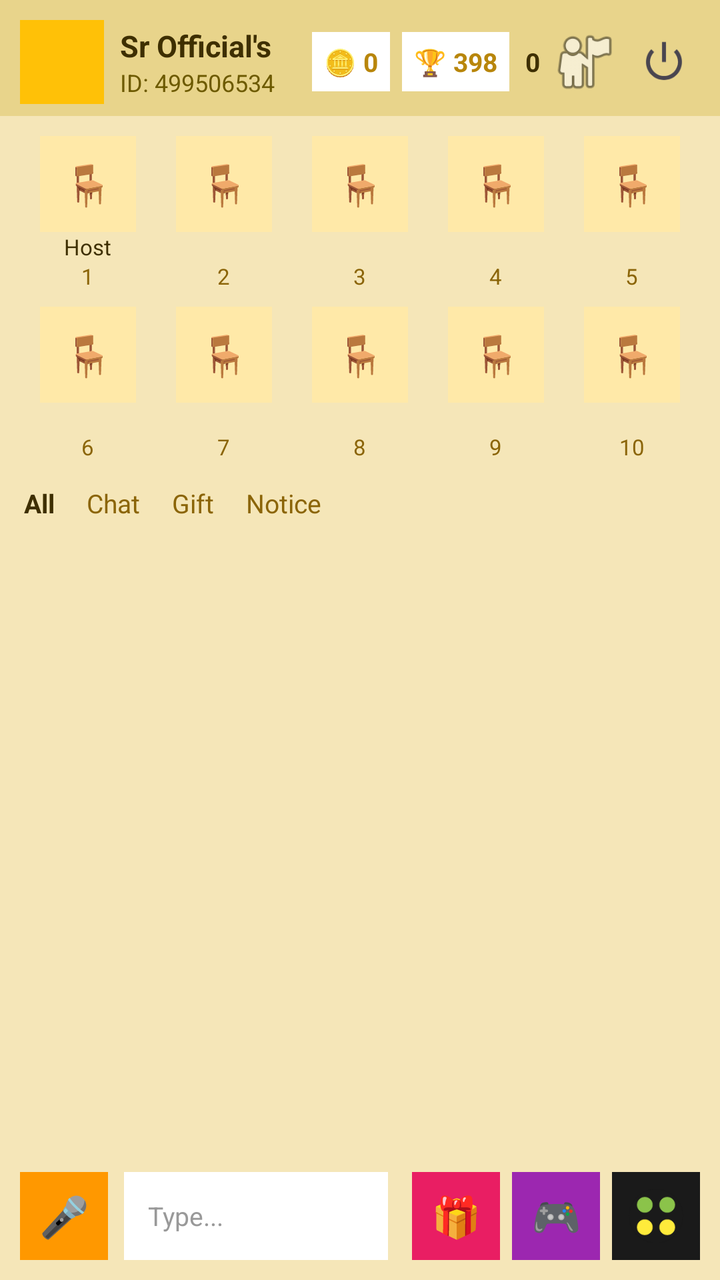
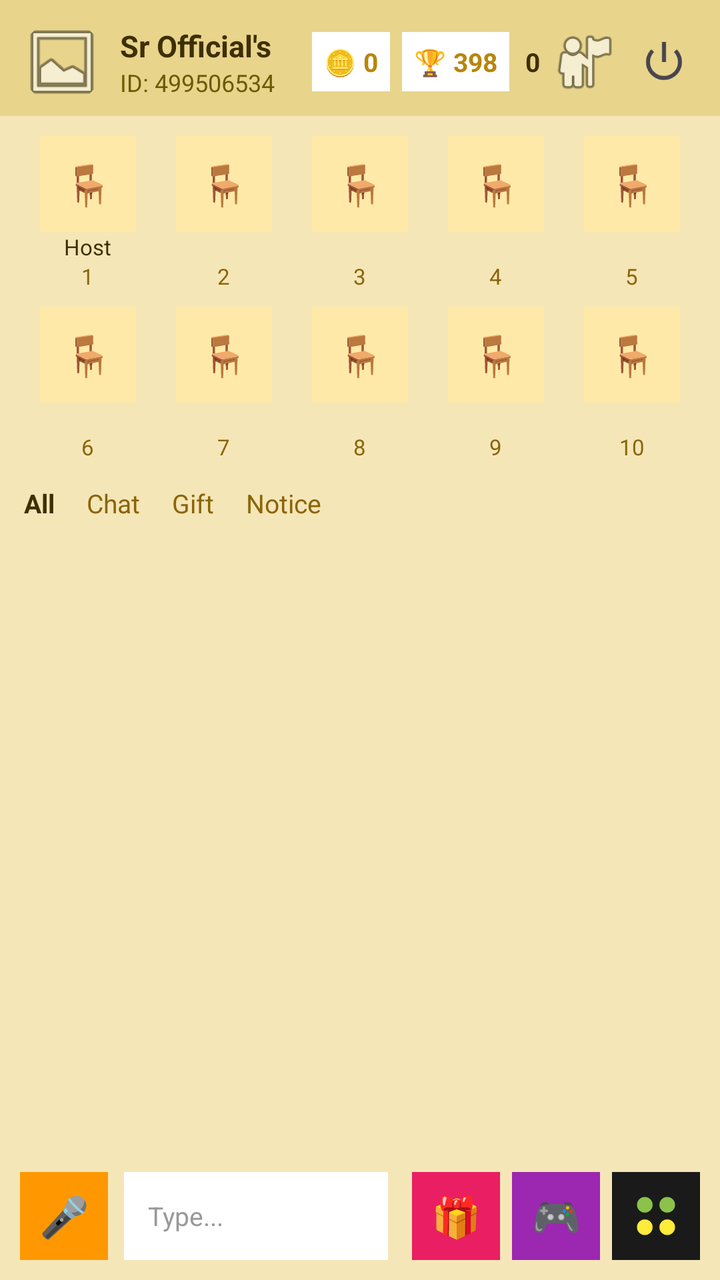

Before-and-after screenshots of an Android layout around one commit, followed by the original layout XML and the change that was made.
<!-- AndroidManifest.xml: activity theme Theme.SRVoiceChat -->
<!-- res/layout/activity_voice_room.xml -->
<?xml version="1.0" encoding="utf-8"?>
<LinearLayout xmlns:android="http://schemas.android.com/apk/res/android"
    android:layout_width="match_parent"
    android:layout_height="match_parent"
    android:orientation="vertical"
    android:background="#F5E6B8">

    <LinearLayout
        android:layout_width="match_parent"
        android:layout_height="wrap_content"
        android:orientation="horizontal"
        android:gravity="center_vertical"
        android:paddingStart="10dp" android:paddingEnd="10dp"
        android:paddingTop="10dp" android:paddingBottom="6dp"
        android:background="#E8D48B">

        <ImageView android:id="@+id/roomHeaderProfileImg"
            android:layout_width="42dp" android:layout_height="42dp"
            android:scaleType="centerCrop" android:background="#FFC107" />

        <LinearLayout android:layout_width="0dp" android:layout_height="wrap_content" android:layout_weight="1" android:orientation="vertical" android:paddingStart="8dp">
            <TextView android:id="@+id/roomTitleText" android:layout_width="wrap_content" android:layout_height="wrap_content" android:text="Sr Official's Room" android:textColor="#3E2F00" android:textSize="15sp" android:textStyle="bold" android:maxLines="1" />
            <TextView android:id="@+id/roomInfoText" android:layout_width="wrap_content" android:layout_height="wrap_content" android:text="ID: 499506534" android:textColor="#6D5A00" android:textSize="12sp" />
        </LinearLayout>

        <LinearLayout android:layout_width="wrap_content" android:layout_height="wrap_content" android:orientation="horizontal" android:gravity="center_vertical" android:padding="6dp" android:background="#FFFFFF">
            <TextView android:id="@+id/textRoomCoins" android:layout_width="wrap_content" android:layout_height="wrap_content" android:text="🪙 0" android:textColor="#B8860B" android:textSize="13sp" android:textStyle="bold" />
        </LinearLayout>

        <LinearLayout android:id="@+id/btnInRoomRanking" android:layout_width="wrap_content" android:layout_height="wrap_content" android:orientation="horizontal" android:gravity="center_vertical" android:padding="6dp" android:layout_marginStart="6dp" android:background="#FFFFFF">
            <TextView android:layout_width="wrap_content" android:layout_height="wrap_content" android:text="🏆 398" android:textColor="#B8860B" android:textSize="13sp" android:textStyle="bold" />
        </LinearLayout>

        <TextView android:id="@+id/textOnlineCount" android:layout_width="wrap_content" android:layout_height="wrap_content" android:text="0" android:textColor="#3E2F00" android:textSize="13sp" android:textStyle="bold" android:paddingStart="8dp" />
        <ImageView android:id="@+id/btnOnlineList" android:layout_width="36dp" android:layout_height="36dp" android:layout_marginStart="4dp" android:src="@android:drawable/ic_menu_myplaces" />
        <ImageButton android:id="@+id/btnPower" android:layout_width="36dp" android:layout_height="36dp" android:layout_marginStart="4dp" android:background="@android:color/transparent" android:src="@android:drawable/ic_lock_power_off" />
    </LinearLayout>

    <LinearLayout android:layout_width="match_parent" android:layout_height="wrap_content" android:orientation="vertical" android:paddingStart="10dp" android:paddingEnd="10dp" android:paddingTop="6dp" android:background="#F5E6B8">
        <LinearLayout android:layout_width="match_parent" android:layout_height="wrap_content" android:orientation="horizontal" android:gravity="center" android:weightSum="5">
            <LinearLayout android:id="@+id/seat_0" android:layout_width="0dp" android:layout_height="wrap_content" android:layout_weight="1" android:orientation="vertical" android:gravity="center" android:padding="4dp"><TextView android:id="@+id/seatImg_0" android:layout_width="48dp" android:layout_height="48dp" android:gravity="center" android:text="🪑" android:textSize="20sp" android:background="#FFE9A8" /><TextView android:layout_width="wrap_content" android:layout_height="wrap_content" android:text="Host" android:textColor="#3E2F00" android:textSize="11sp" android:maxLines="1" /><TextView android:layout_width="wrap_content" android:layout_height="wrap_content" android:text="1" android:textColor="#8B6508" android:textSize="11sp" /></LinearLayout>
            <LinearLayout android:id="@+id/seat_1" android:layout_width="0dp" android:layout_height="wrap_content" android:layout_weight="1" android:orientation="vertical" android:gravity="center" android:padding="4dp"><TextView android:id="@+id/seatImg_1" android:layout_width="48dp" android:layout_height="48dp" android:gravity="center" android:text="🪑" android:textSize="20sp" android:background="#FFE9A8" /><TextView android:layout_width="wrap_content" android:layout_height="wrap_content" android:text="" android:textColor="#3E2F00" android:textSize="11sp" android:maxLines="1" /><TextView android:layout_width="wrap_content" android:layout_height="wrap_content" android:text="2" android:textColor="#8B6508" android:textSize="11sp" /></LinearLayout>
            <LinearLayout android:id="@+id/seat_2" android:layout_width="0dp" android:layout_height="wrap_content" android:layout_weight="1" android:orientation="vertical" android:gravity="center" android:padding="4dp"><TextView android:id="@+id/seatImg_2" android:layout_width="48dp" android:layout_height="48dp" android:gravity="center" android:text="🪑" android:textSize="20sp" android:background="#FFE9A8" /><TextView android:layout_width="wrap_content" android:layout_height="wrap_content" android:text="" android:textColor="#3E2F00" android:textSize="11sp" android:maxLines="1" /><TextView android:layout_width="wrap_content" android:layout_height="wrap_content" android:text="3" android:textColor="#8B6508" android:textSize="11sp" /></LinearLayout>
            <LinearLayout android:id="@+id/seat_3" android:layout_width="0dp" android:layout_height="wrap_content" android:layout_weight="1" android:orientation="vertical" android:gravity="center" android:padding="4dp"><TextView android:id="@+id/seatImg_3" android:layout_width="48dp" android:layout_height="48dp" android:gravity="center" android:text="🪑" android:textSize="20sp" android:background="#FFE9A8" /><TextView android:layout_width="wrap_content" android:layout_height="wrap_content" android:text="" android:textColor="#3E2F00" android:textSize="11sp" android:maxLines="1" /><TextView android:layout_width="wrap_content" android:layout_height="wrap_content" android:text="4" android:textColor="#8B6508" android:textSize="11sp" /></LinearLayout>
            <LinearLayout android:id="@+id/seat_4" android:layout_width="0dp" android:layout_height="wrap_content" android:layout_weight="1" android:orientation="vertical" android:gravity="center" android:padding="4dp"><TextView android:id="@+id/seatImg_4" android:layout_width="48dp" android:layout_height="48dp" android:gravity="center" android:text="🪑" android:textSize="20sp" android:background="#FFE9A8" /><TextView android:layout_width="wrap_content" android:layout_height="wrap_content" android:text="" android:textColor="#3E2F00" android:textSize="11sp" android:maxLines="1" /><TextView android:layout_width="wrap_content" android:layout_height="wrap_content" android:text="5" android:textColor="#8B6508" android:textSize="11sp" /></LinearLayout>
        </LinearLayout>
        <LinearLayout android:layout_width="match_parent" android:layout_height="wrap_content" android:orientation="horizontal" android:gravity="center" android:weightSum="5">
            <LinearLayout android:id="@+id/seat_5" android:layout_width="0dp" android:layout_height="wrap_content" android:layout_weight="1" android:orientation="vertical" android:gravity="center" android:padding="4dp"><TextView android:id="@+id/seatImg_5" android:layout_width="48dp" android:layout_height="48dp" android:gravity="center" android:text="🪑" android:textSize="20sp" android:background="#FFE9A8" /><TextView android:layout_width="wrap_content" android:layout_height="wrap_content" android:text="" android:textColor="#3E2F00" android:textSize="11sp" android:maxLines="1" /><TextView android:layout_width="wrap_content" android:layout_height="wrap_content" android:text="6" android:textColor="#8B6508" android:textSize="11sp" /></LinearLayout>
            <LinearLayout android:id="@+id/seat_6" android:layout_width="0dp" android:layout_height="wrap_content" android:layout_weight="1" android:orientation="vertical" android:gravity="center" android:padding="4dp"><TextView android:id="@+id/seatImg_6" android:layout_width="48dp" android:layout_height="48dp" android:gravity="center" android:text="🪑" android:textSize="20sp" android:background="#FFE9A8" /><TextView android:layout_width="wrap_content" android:layout_height="wrap_content" android:text="" android:textColor="#3E2F00" android:textSize="11sp" android:maxLines="1" /><TextView android:layout_width="wrap_content" android:layout_height="wrap_content" android:text="7" android:textColor="#8B6508" android:textSize="11sp" /></LinearLayout>
            <LinearLayout android:id="@+id/seat_7" android:layout_width="0dp" android:layout_height="wrap_content" android:layout_weight="1" android:orientation="vertical" android:gravity="center" android:padding="4dp"><TextView android:id="@+id/seatImg_7" android:layout_width="48dp" android:layout_height="48dp" android:gravity="center" android:text="🪑" android:textSize="20sp" android:background="#FFE9A8" /><TextView android:layout_width="wrap_content" android:layout_height="wrap_content" android:text="" android:textColor="#3E2F00" android:textSize="11sp" android:maxLines="1" /><TextView android:layout_width="wrap_content" android:layout_height="wrap_content" android:text="8" android:textColor="#8B6508" android:textSize="11sp" /></LinearLayout>
            <LinearLayout android:id="@+id/seat_8" android:layout_width="0dp" android:layout_height="wrap_content" android:layout_weight="1" android:orientation="vertical" android:gravity="center" android:padding="4dp"><TextView android:id="@+id/seatImg_8" android:layout_width="48dp" android:layout_height="48dp" android:gravity="center" android:text="🪑" android:textSize="20sp" android:background="#FFE9A8" /><TextView android:layout_width="wrap_content" android:layout_height="wrap_content" android:text="" android:textColor="#3E2F00" android:textSize="11sp" android:maxLines="1" /><TextView android:layout_width="wrap_content" android:layout_height="wrap_content" android:text="9" android:textColor="#8B6508" android:textSize="11sp" /></LinearLayout>
            <LinearLayout android:id="@+id/seat_9" android:layout_width="0dp" android:layout_height="wrap_content" android:layout_weight="1" android:orientation="vertical" android:gravity="center" android:padding="4dp"><TextView android:id="@+id/seatImg_9" android:layout_width="48dp" android:layout_height="48dp" android:gravity="center" android:text="🪑" android:textSize="20sp" android:background="#FFE9A8" /><TextView android:layout_width="wrap_content" android:layout_height="wrap_content" android:text="" android:textColor="#3E2F00" android:textSize="11sp" android:maxLines="1" /><TextView android:layout_width="wrap_content" android:layout_height="wrap_content" android:text="10" android:textColor="#8B6508" android:textSize="11sp" /></LinearLayout>
        </LinearLayout>
    </LinearLayout>

    <TextView android:id="@+id/roomNoticeBarText" android:layout_width="match_parent" android:layout_height="wrap_content" android:paddingStart="12dp" android:paddingEnd="12dp" android:paddingTop="4dp" android:paddingBottom="4dp" android:background="#FFF8DC" android:text="" android:textColor="#8B6508" android:textSize="13sp" android:visibility="gone" />

    <LinearLayout android:layout_width="match_parent" android:layout_height="wrap_content" android:orientation="horizontal" android:paddingStart="12dp" android:paddingTop="8dp" android:background="#F5E6B8">
        <TextView android:id="@+id/tabAll" android:layout_width="wrap_content" android:layout_height="wrap_content" android:text="All" android:textColor="#3E2F00" android:textSize="13sp" android:textStyle="bold" android:paddingEnd="16dp" />
        <TextView android:id="@+id/tabChat" android:layout_width="wrap_content" android:layout_height="wrap_content" android:text="Chat" android:textColor="#8B6508" android:textSize="13sp" android:paddingEnd="16dp" />
        <TextView android:id="@+id/tabGift" android:layout_width="wrap_content" android:layout_height="wrap_content" android:text="Gift" android:textColor="#8B6508" android:textSize="13sp" android:paddingEnd="16dp" />
        <TextView android:id="@+id/tabNotice" android:layout_width="wrap_content" android:layout_height="wrap_content" android:text="Notice" android:textColor="#8B6508" android:textSize="13sp" />
    </LinearLayout>

    <ScrollView android:id="@+id/chatScrollView" android:layout_width="match_parent" android:layout_height="0dp" android:layout_weight="1" android:padding="12dp" android:background="#F5E6B8">
        <LinearLayout android:id="@+id/chatListContainer" android:layout_width="match_parent" android:layout_height="wrap_content" android:orientation="vertical">
            <TextView android:id="@+id/textChatEmpty" android:layout_width="wrap_content" android:layout_height="wrap_content" android:text="" android:textColor="#8B6508" android:textSize="13sp" />
        </LinearLayout>
    </ScrollView>

    <LinearLayout android:id="@+id/chatPopupBar"
        android:layout_width="match_parent"
        android:layout_height="wrap_content"
        android:orientation="horizontal"
        android:gravity="center_vertical"
        android:background="#FFFFFF"
        android:paddingStart="10dp" android:paddingEnd="10dp"
        android:paddingTop="6dp" android:paddingBottom="6dp"
        android:visibility="gone">
        <TextView android:id="@+id/btnEmoji" android:layout_width="32dp" android:layout_height="32dp" android:gravity="center" android:text="😊" android:textSize="16sp" />
        <TextView android:id="@+id/btnGallery" android:layout_width="32dp" android:layout_height="32dp" android:layout_marginStart="2dp" android:gravity="center" android:text="🖼️" android:textSize="16sp" />
        <TextView android:id="@+id/btnCamera" android:layout_width="32dp" android:layout_height="32dp" android:layout_marginStart="2dp" android:gravity="center" android:text="📷" android:textSize="16sp" />
        <EditText android:id="@+id/inputChatMessage" android:layout_width="0dp" android:layout_height="38dp" android:layout_weight="1" android:layout_marginStart="6dp" android:layout_marginEnd="6dp" android:hint="Type..." android:textColorHint="#AAAAAA" android:textColor="#222222" android:textSize="13sp" android:background="#F5F5F5" android:paddingStart="12dp" android:paddingEnd="12dp" android:singleLine="true" android:imeOptions="actionSend" />
        <TextView android:id="@+id/btnChatOption" android:layout_width="36dp" android:layout_height="36dp" android:gravity="center" android:text="↑" android:textSize="18sp" android:textColor="#000000" android:background="@drawable/bg_circle_white" />
    </LinearLayout>

    <LinearLayout android:layout_width="match_parent" android:layout_height="wrap_content" android:orientation="horizontal" android:gravity="center_vertical" android:paddingStart="10dp" android:paddingEnd="10dp" android:paddingTop="8dp" android:paddingBottom="10dp" android:background="#F5E6B8">
        <TextView android:id="@+id/btnMicToggle" android:layout_width="44dp" android:layout_height="44dp" android:gravity="center" android:text="🎤" android:textSize="20sp" android:textColor="#FFFFFF" android:background="#FF9800" />
        <LinearLayout android:id="@+id/btnOpenChat" android:layout_width="0dp" android:layout_height="44dp" android:layout_weight="1" android:layout_marginStart="8dp" android:layout_marginEnd="8dp" android:orientation="horizontal" android:gravity="center_vertical" android:background="#FFFFFF" android:paddingStart="12dp" android:paddingEnd="12dp">
            <TextView android:layout_width="wrap_content" android:layout_height="wrap_content" android:text="Type..." android:textColor="#999999" android:textSize="13sp" />
        </LinearLayout>
        <TextView android:id="@+id/btnGiftBox" android:layout_width="44dp" android:layout_height="44dp" android:layout_marginStart="4dp" android:gravity="center" android:text="🎁" android:textSize="20sp" android:textColor="#FFFFFF" android:background="#E91E63" />
        <TextView android:id="@+id/btnGame" android:layout_width="44dp" android:layout_height="44dp" android:layout_marginStart="6dp" android:gravity="center" android:text="🎮" android:textSize="20sp" android:textColor="#FFFFFF" android:background="#9C27B0" />
        <ImageView android:id="@+id/btnRoomTools" android:layout_width="44dp" android:layout_height="44dp" android:layout_marginStart="6dp" android:src="@drawable/ic_tools" android:scaleType="centerCrop" android:background="#1A1A1A" android:padding="8dp" />
    </LinearLayout>
</LinearLayout>
<!-- resources referenced by this layout -->
<resources>
  <!-- drawable bg_circle_white (drawable) -->
  <?xml version="1.0" encoding="utf-8"?>
  <shape xmlns:android="http://schemas.android.com/apk/res/android" android:shape="oval">
      <solid android:color="#FFFFFF" />
      <stroke android:width="1dp" android:color="#DDDDDD" />
  </shape>
  <!-- drawable ic_tools (drawable) -->
  <?xml version="1.0" encoding="utf-8"?>
  <vector xmlns:android="http://schemas.android.com/apk/res/android"
      android:width="48dp"
      android:height="48dp"
      android:viewportWidth="100"
      android:viewportHeight="100">
  
      
      <path
          android:fillColor="#1A1A1A"
          android:pathData="M50,50m-48,0a48,48 0,1 1,96 0a48,48 0,1 1,-96 0" />
  
      
      <path
          android:fillColor="#8BC34A"
          android:pathData="M30,30m-14,0a14,14 0,1 1,28 0a14,14 0,1 1,-28 0" />
  
      
      <path
          android:fillColor="#8BC34A"
          android:pathData="M70,30m-14,0a14,14 0,1 1,28 0a14,14 0,1 1,-28 0" />
  
      
      <path
          android:fillColor="#FFEB3B"
          android:pathData="M30,70m-14,0a14,14 0,1 1,28 0a14,14 0,1 1,-28 0" />
  
      
      <path
          android:fillColor="#FFEB3B"
          android:pathData="M70,70m-14,0a14,14 0,1 1,28 0a14,14 0,1 1,-28 0" />
  
  </vector>
  <style name="Theme.SRVoiceChat" parent="Theme.Material3.DayNight.NoActionBar">
          <item name="colorPrimary">#FF4081</item>
          <item name="android:statusBarColor">#FF4081</item>
          <item name="android:windowLightStatusBar">true</item>
      </style>
</resources>

<!-- the commit's change to res/layout/activity_voice_room.xml (unified diff, before → after) -->
@@ -1,10 +1,12 @@
 <?xml version="1.0" encoding="utf-8"?>
 <LinearLayout xmlns:android="http://schemas.android.com/apk/res/android"
+    xmlns:app="http://schemas.android.com/apk/res-auto"
     android:layout_width="match_parent"
     android:layout_height="match_parent"
     android:orientation="vertical"
     android:background="#F5E6B8">
 
+    
     <LinearLayout
         android:layout_width="match_parent"
         android:layout_height="wrap_content"
@@ -14,9 +16,20 @@
         android:paddingTop="10dp" android:paddingBottom="6dp"
         android:background="#E8D48B">
 
-        <ImageView android:id="@+id/roomHeaderProfileImg"
-            android:layout_width="42dp" android:layout_height="42dp"
-            android:scaleType="centerCrop" android:background="#FFC107" />
+        
+        <androidx.cardview.widget.CardView
+            android:layout_width="42dp"
+            android:layout_height="42dp"
+            app:cardCornerRadius="21dp"
+            app:cardElevation="0dp"
+            app:cardBackgroundColor="@android:color/transparent">
+
+            <ImageView android:id="@+id/roomHeaderProfileImg"
+                android:layout_width="match_parent" 
+                android:layout_height="match_parent"
+                android:scaleType="centerCrop" 
+                android:src="@android:drawable/ic_menu_gallery" />
+        </androidx.cardview.widget.CardView>
 
         <LinearLayout android:layout_width="0dp" android:layout_height="wrap_content" android:layout_weight="1" android:orientation="vertical" android:paddingStart="8dp">
             <TextView android:id="@+id/roomTitleText" android:layout_width="wrap_content" android:layout_height="wrap_content" android:text="Sr Official's Room" android:textColor="#3E2F00" android:textSize="15sp" android:textStyle="bold" android:maxLines="1" />
@@ -36,6 +49,7 @@
         <ImageButton android:id="@+id/btnPower" android:layout_width="36dp" android:layout_height="36dp" android:layout_marginStart="4dp" android:background="@android:color/transparent" android:src="@android:drawable/ic_lock_power_off" />
     </LinearLayout>
 
+    
     <LinearLayout android:layout_width="match_parent" android:layout_height="wrap_content" android:orientation="vertical" android:paddingStart="10dp" android:paddingEnd="10dp" android:paddingTop="6dp" android:background="#F5E6B8">
         <LinearLayout android:layout_width="match_parent" android:layout_height="wrap_content" android:orientation="horizontal" android:gravity="center" android:weightSum="5">
             <LinearLayout android:id="@+id/seat_0" android:layout_width="0dp" android:layout_height="wrap_content" android:layout_weight="1" android:orientation="vertical" android:gravity="center" android:padding="4dp"><TextView android:id="@+id/seatImg_0" android:layout_width="48dp" android:layout_height="48dp" android:gravity="center" android:text="🪑" android:textSize="20sp" android:background="#FFE9A8" /><TextView android:layout_width="wrap_content" android:layout_height="wrap_content" android:text="Host" android:textColor="#3E2F00" android:textSize="11sp" android:maxLines="1" /><TextView android:layout_width="wrap_content" android:layout_height="wrap_content" android:text="1" android:textColor="#8B6508" android:textSize="11sp" /></LinearLayout>
